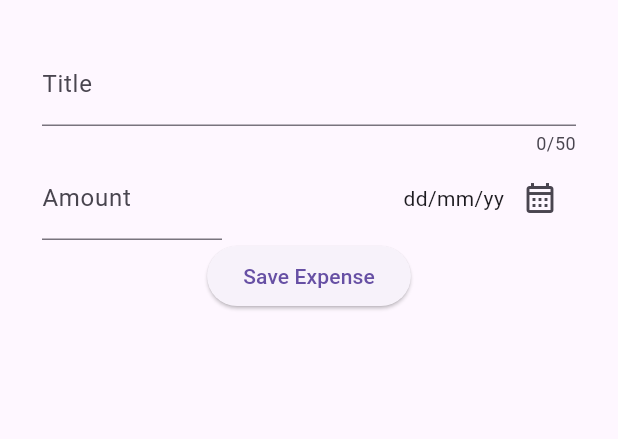
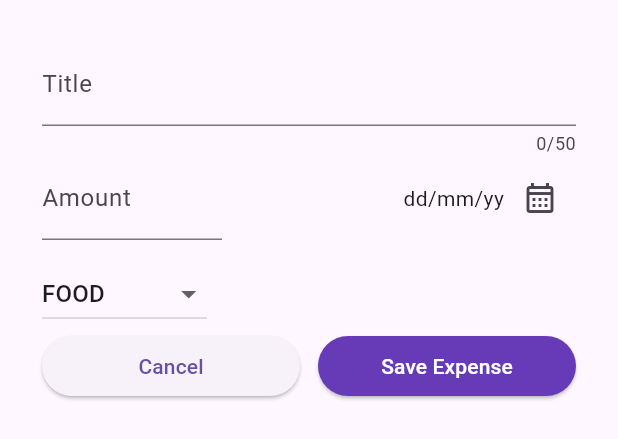
Before and after one commit to mayunngrh/expense-tracker-app, a Flutter app: the AddNewExpense widget shown alone on an empty page, opened directly, on a phone screen of 412 x 824 dp. Shown: the top 439 px of the screen. Run offline on Flutter 3.47's test engine with Material 3 defaults, Android fonts, the phone set to English and light mode, and no system bars.

Commit message:
add validating user input logic

```diff
--- a/lib/widgets/add_new_expense.dart
+++ b/lib/widgets/add_new_expense.dart
@@ -3,9 +3,9 @@ import 'package:flutter/cupertino.dart';
 import 'package:flutter/material.dart';
 import 'package:flutter/services.dart';
 
-
 class AddNewExpense extends StatefulWidget {
   const AddNewExpense({super.key});
+
   @override
   State<AddNewExpense> createState() => _AddNewExpenseState();
 }
@@ -14,6 +14,7 @@ class _AddNewExpenseState extends State<AddNewExpense> {
   final _titleController = TextEditingController();
   final _amountController = TextEditingController();
   DateTime? _selectedDate;
+  Category _selectedCategory = Category.food;
 
   void _openDatePicker() async {
     final now = DateTime.now();
@@ -21,19 +22,51 @@ class _AddNewExpenseState extends State<AddNewExpense> {
 
     final pickedDate = await showDatePicker(
       context: context,
-      initialDate: now,       // Default selected date is today
-      firstDate: firstDate,   // Earliest selectable date (1 year ago)
-      lastDate: now,          // Latest selectable date (today)
+      initialDate: now,
+      firstDate: firstDate,
+      lastDate: now,
     );
 
     if (pickedDate != null) {
       setState(() {
-        _selectedDate = pickedDate; // Store the selected date
+        _selectedDate = pickedDate;
       });
-
     }
   }
 
+  void _showAlertDialog() {
+    showDialog(
+        context: context,
+        builder: (ctx) => AlertDialog(
+              title: Text("INVALID INPUT"),
+              content: Text("Please fill in all fields before submitting"),
+              actions: [
+                TextButton(
+                    onPressed: () {
+                      Navigator.pop(ctx);
+                    },
+                    child: Text("ok"))
+              ],
+            ));
+  }
+
+  void submitData() {
+    var isDataValid = true;
+    if (_titleController.text != null &&
+        _amountController.text != null &&
+        _selectedDate != null &&
+        _selectedCategory != null) {
+      isDataValid = true;
+    } else {
+      isDataValid = false;
+    }
+
+    if (isDataValid) {
+      // SUBMIT THE DATA
+    } else {
+      _showAlertDialog();
+    }
+  }
 
   @override
   void dispose() {
@@ -63,13 +96,17 @@ class _AddNewExpenseState extends State<AddNewExpense> {
                   keyboardType: TextInputType.number,
                   inputFormatters: [FilteringTextInputFormatter.digitsOnly],
                   decoration: InputDecoration(
-                      prefix: Text("IDR "), label: Text('Amount'),),
+                    prefix: Text("IDR "),
+                    label: Text('Amount'),
+                  ),
                 ),
               ),
               Row(
                 crossAxisAlignment: CrossAxisAlignment.center,
                 children: [
-                  Text(_selectedDate == null ? "dd/mm/yy" : formatter.format(_selectedDate!)),
+                  Text(_selectedDate == null
+                      ? "dd/mm/yy"
+                      : formatter.format(_selectedDate!)),
                   IconButton(
                       onPressed: _openDatePicker,
                       icon: Icon(Icons.calendar_month_outlined))
@@ -77,12 +114,51 @@ class _AddNewExpenseState extends State<AddNewExpense> {
               )
             ],
           ),
-          ElevatedButton(
-              onPressed: () {
-                print("Title: ${_titleController.text}");
-                print("Selected Date: $_selectedDate"); // Debugging
-              },
-              child: Text("Save Expense"))
+          SizedBox(
+            height: 12,
+          ),
+          Row(
+            children: [
+              DropdownButton(
+                  value: _selectedCategory,
+                  items: Category.values.map((category) {
+                    return DropdownMenuItem(
+                        value: category,
+                        child: Text(category.name.toUpperCase()));
+                  }).toList(),
+                  onChanged: (newValue) {
+                    setState(() {
+                      _selectedCategory = newValue!;
+                    });
+                  }),
+            ],
+          ),
+          Row(
+            mainAxisAlignment: MainAxisAlignment.spaceBetween,
+            children: [
+              Expanded(
+                  child: ElevatedButton(
+                      onPressed: () {
+                        Navigator.pop(context);
+                      },
+                      child: Text(
+                        "Cancel",
+                      ))),
+              SizedBox(
+                width: 12,
+              ),
+              Expanded(
+                  child: ElevatedButton(
+                      style: ButtonStyle(
+                          backgroundColor: MaterialStateProperty.all<Color>(
+                              Colors.deepPurple)),
+                      onPressed: submitData,
+                      child: Text(
+                        "Save Expense",
+                        style: TextStyle(color: Colors.white),
+                      )))
+            ],
+          )
         ],
       ),
     );
```
